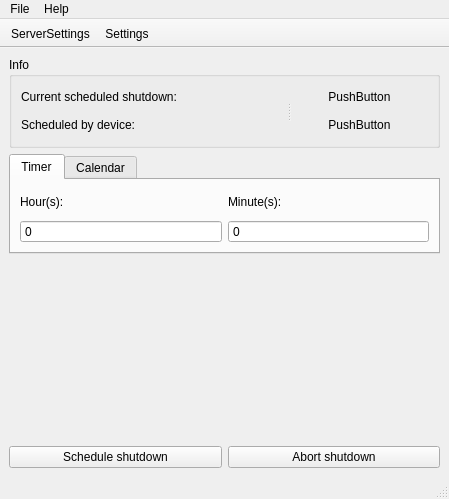
protorxgenera/sundown-server, file src/ui/mainwindow.ui: the form before one commit.
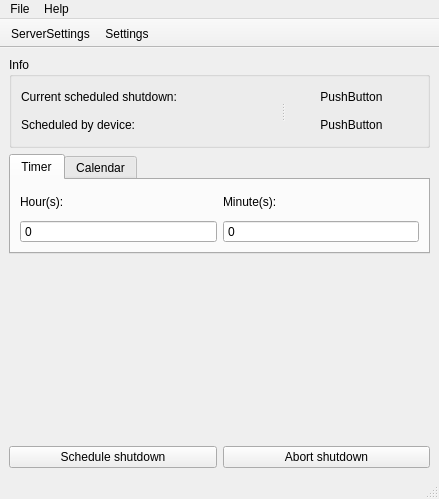
The form after the commit. Icons and pictures are not drawn.

The edit to the form file:
```diff
--- a/src/ui/mainwindow.ui
+++ b/src/ui/mainwindow.ui
@@ -12,7 +12,7 @@
    <rect>
     <x>0</x>
     <y>0</y>
-    <width>449</width>
+    <width>439</width>
     <height>499</height>
    </rect>
   </property>
@@ -275,7 +275,7 @@
     <rect>
      <x>0</x>
      <y>0</y>
-     <width>449</width>
+     <width>439</width>
      <height>22</height>
     </rect>
    </property>
```
Left out of the diff: 3 changed lines with no effect on the pictures.
